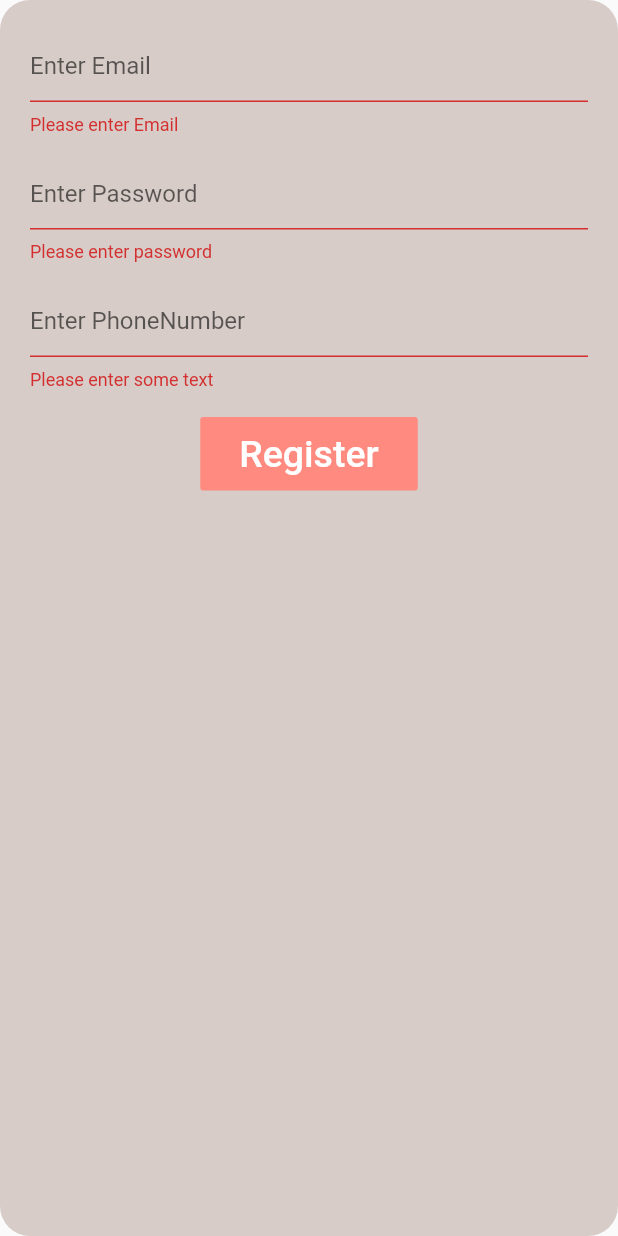
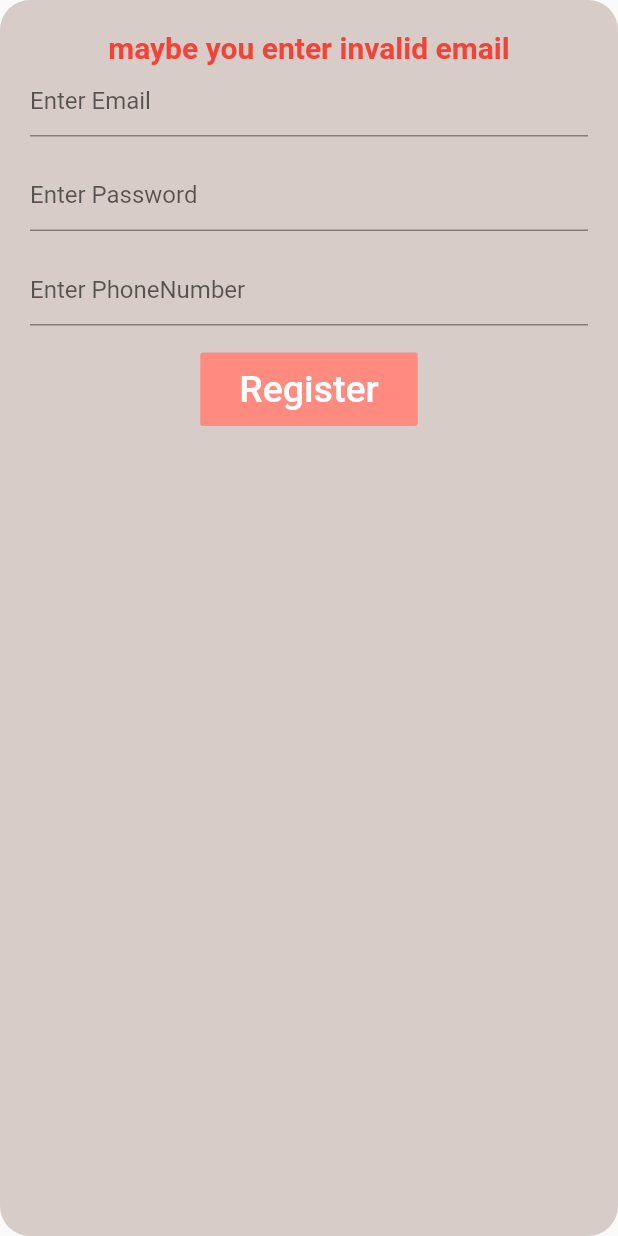
Before and after one commit to aman246149/EcommerceApp-Flutter, a Flutter app: the RegistrationForm widget shown alone on an empty page, opened directly, after a tap on "Register", on a phone screen of 412 x 824 dp. Run offline on Flutter 3.47's test engine with Material 2 defaults, Android fonts, the phone set to English and light mode, and no system bars; our stand-ins replace firebase_auth, firebase_core; accounts and stored records are empty; network calls fail.

```diff
--- a/lib/Providers/RegistrationProvider.dart
+++ b/lib/Providers/RegistrationProvider.dart
@@ -1,38 +1,46 @@
 import 'package:firebase_auth/firebase_auth.dart';
-import 'package:flutter/material.dart';
 
-class RegistrationProvider extends ChangeNotifier {
-  late UserCredential userCredential;
-  var noUserFoundForThismale = "";
-  var wrongPassword = "";
+class RegistrationProvider {
+  final FirebaseAuth _firebaseAuth;
 
-  void registerUserByEmailAndPassword(var email, var password) async {
+  RegistrationProvider(this._firebaseAuth);
+
+  Stream<User?> get authStateChanges => _firebaseAuth.authStateChanges();
+
+  Future<String> signIn(String email, String password) async {
     try {
-      userCredential = await FirebaseAuth.instance
+      await FirebaseAuth.instance
+          .signInWithEmailAndPassword(email: email, password: password);
+      return "signed in";
+    } on FirebaseAuthException catch (e) {
+      if (e.code == 'user-not-found') {
+        return 'No user found for that email.';
+      } else if (e.code == 'wrong-password') {
+        return 'Wrong password provided for that user.';
+      }
+    }
+    return "maybe you enter invalid email";
+  }
+
+  Future<String> signUp(String email, String password) async {
+    try {
+      await FirebaseAuth.instance
           .createUserWithEmailAndPassword(email: email, password: password);
+      return "signed in";
     } on FirebaseAuthException catch (e) {
       if (e.code == 'weak-password') {
-        print('The password provided is too weak.');
+        return 'The password provided is too weak.';
       } else if (e.code == 'email-already-in-use') {
-        print('The account already exists for that email.');
+        return 'The account already exists for that email.';
       }
     } catch (e) {
-      print(e);
+      return e.toString();
     }
+    return "maybe you enter invalid email";
   }
 
-  void signInWithEmailAndPassword(var email, var password) async {
-    try {
-      UserCredential userCredential = await FirebaseAuth.instance
-          .signInWithEmailAndPassword(email: email, password: password);
-    } on FirebaseAuthException catch (e) {
-      if (e.code == 'user-not-found') {
-        noUserFoundForThismale = "No user found for that email.";
-        print('No user found for that email.');
-      } else if (e.code == 'wrong-password') {
-        wrongPassword = "Wrong password provided for that user.";
-        print('Wrong password provided for that user.');
-      }
-    }
+  Future<void> signOut() async {
+    print("run");
+    await _firebaseAuth.signOut();
   }
 }
--- a/lib/Screens/Login/Login.dart
+++ b/lib/Screens/Login/Login.dart
@@ -59,7 +59,7 @@ class Login extends StatelessWidget {
                         Navigator.pop(context);
                       },
                       child: Text(
-                        "Already a User ? Sign In here",
+                        "Create Account here?",
                         style: TextStyle(
                             color: Colors.white,
                             fontSize: 20,
--- a/lib/Screens/Registration/RegistrationForm.dart
+++ b/lib/Screens/Registration/RegistrationForm.dart
@@ -2,18 +2,25 @@ import 'package:ecommerce/Providers/RegistrationProvider.dart';
 import 'package:flutter/material.dart';
 import 'package:provider/provider.dart';
 
-class RegistrationForm extends StatelessWidget {
-  static final GlobalKey<FormState> _formKey = new GlobalKey<FormState>();
+class RegistrationForm extends StatefulWidget {
+  @override
+  State<RegistrationForm> createState() => _RegistrationFormState();
+}
 
+class _RegistrationFormState extends State<RegistrationForm> {
   final KbuttonTextStyle = TextStyle(fontSize: 25, color: Colors.white);
 
-  String email = "";
-  String password = "";
+  TextEditingController email = new TextEditingController();
+
+  TextEditingController password = new TextEditingController();
+
+  bool isLoggedIn = true;
+
+  var errors = "";
 
   @override
   Widget build(BuildContext context) {
     return Form(
-      key: _formKey,
       child: Container(
         padding: EdgeInsets.all(20),
         decoration: BoxDecoration(
@@ -21,13 +28,22 @@ class RegistrationForm extends StatelessWidget {
             borderRadius: BorderRadius.all(Radius.circular(20))),
         child: Column(
           children: [
+            errors != "signed in"
+                ? Text(
+                    errors,
+                    style: TextStyle(
+                        color: Colors.red,
+                        fontSize: 20,
+                        fontWeight: FontWeight.bold),
+                  )
+                : Text(""),
             TextFormField(
               decoration: InputDecoration(hintText: "Enter Email"),
+              controller: email,
               validator: (value) {
+                print(value);
                 if (value == null || value.isEmpty) {
                   return "Please enter Email";
-                } else {
-                  email = value;
                 }
                 return null;
               },
@@ -36,12 +52,11 @@ class RegistrationForm extends StatelessWidget {
               height: 15,
             ),
             TextFormField(
+              controller: password,
               decoration: InputDecoration(hintText: "Enter Password"),
               validator: (value) {
                 if (value == null || value.isEmpty) {
                   return "Please enter password";
-                } else {
-                  password = value;
                 }
                 return null;
               },
@@ -53,9 +68,8 @@ class RegistrationForm extends StatelessWidget {
               decoration: InputDecoration(hintText: "Enter PhoneNumber"),
               validator: (value) {
                 if (value == null || value.isEmpty) {
-                  return "Please enter some text";
+                  return "Please enter phno";
                 }
-                return null;
               },
             ),
             SizedBox(
@@ -64,21 +78,20 @@ class RegistrationForm extends StatelessWidget {
             FlatButton(
                 color: Colors.redAccent.shade100,
                 onPressed: () {
-                  if (_formKey.currentState!.validate()) {
-                    ScaffoldMessenger.of(context).showSnackBar(
-                      const SnackBar(content: Text('Processing Data')),
-                    );
+                  context
+                      .read<RegistrationProvider>()
+                      .signUp(email.text.toString(), password.text.toString())
+                      .then((value) {
+                    setState(() {
+                      errors = value;
+                      print(errors);
+                    });
 
-                    print(email);
-                    print(password);
-
-                    context
-                        .read<RegistrationProvider>()
-                        .registerUserByEmailAndPassword(email, password);
-                    print(Provider.of<RegistrationProvider>(context,
-                            listen: false)
-                        .userCredential);
-                  }
+                    if (errors == "signed in") {
+                      print("go home");
+                      Navigator.pushNamed(context, '/home');
+                    }
+                  });
                 },
                 child: Padding(
                   padding: const EdgeInsets.all(10.0),
```
Also changed, not shown: lib/Screens/Cart Screen/Cart.dart (+22 -9 lines), lib/Screens/CheckOut/CheckOut.dart (added, +120 -0 lines), lib/Screens/Login/LoginForm.dart (+27 -45 lines), lib/Screens/ProductScreen/ProductScreen.dart (+24 -6 lines), lib/Screens/User Screen/UserScreen.dart (+23 -1 lines), lib/main.dart (+12 -2 lines).
